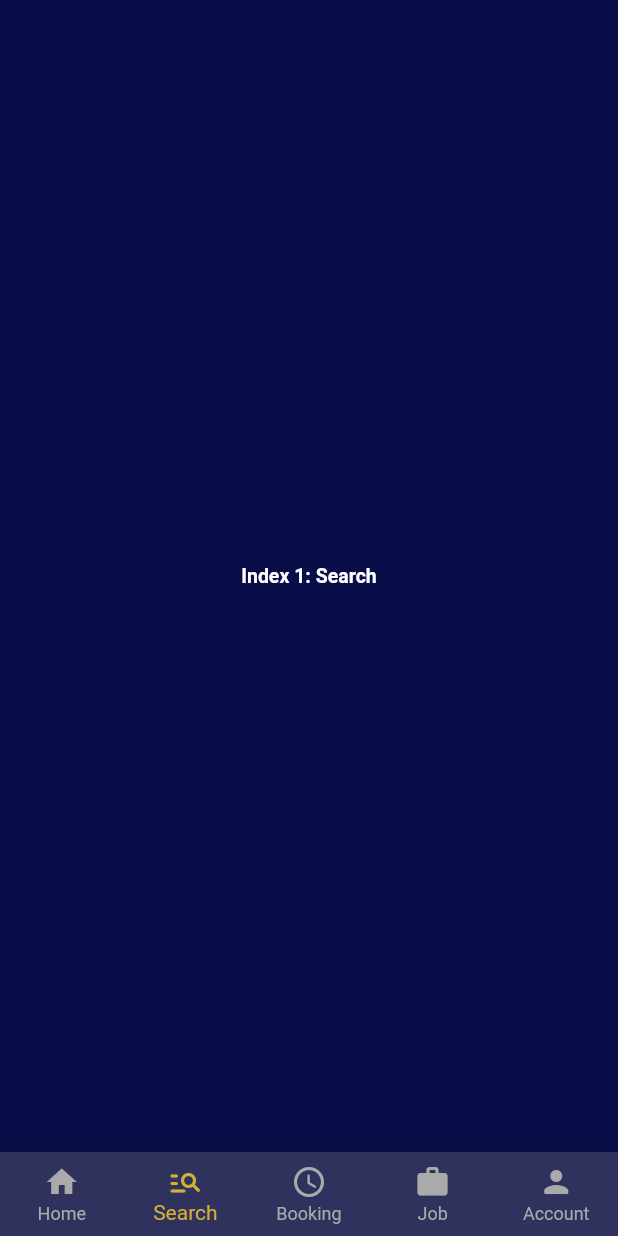
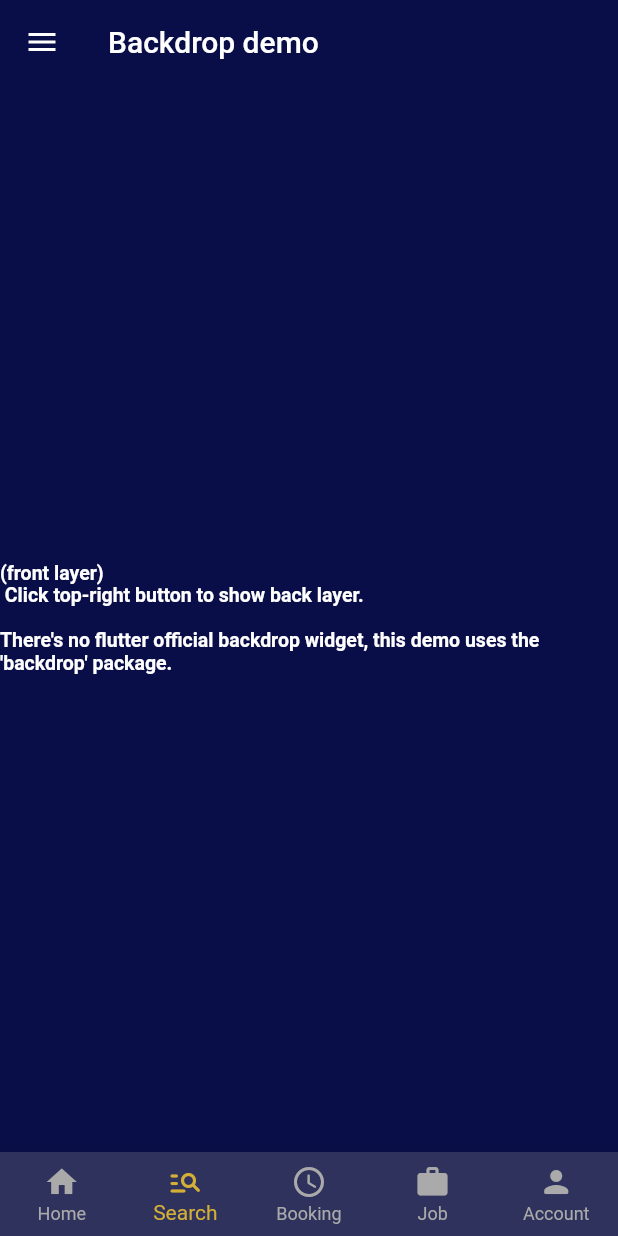
Before and after one commit to OeungChheanghok123/ktv_app, a Flutter app: the screen it shows after launch, item 2 of the bottom bar chosen, on a phone screen of 412 x 824 dp. Run offline on Flutter 3.47's test engine with Material 2 defaults, Android fonts, the phone set to English and light mode, and no system bars; drawn by our look-alikes of backdrop; our stand-ins replace carousel_slider, flutter_rating_bar, flutter_svg, get, qr_flutter; missing offline and left inert: flutter_share.

Commit message:
7-Feb-2023

```diff
--- a/lib/screens/main_screen_view_model.dart
+++ b/lib/screens/main_screen_view_model.dart
@@ -3,6 +3,7 @@ import 'package:get/get.dart';
 import 'package:ktv_app/screens/account/account_screen.dart';
 import 'package:ktv_app/screens/home/home_screen.dart';
 import 'package:ktv_app/screens/job/job_screen.dart';
+import 'package:ktv_app/screens/search/search_screen.dart';
 import 'package:ktv_app/utility/text_style.dart';
 
 class MainScreenViewModel extends GetxController {
@@ -10,12 +11,7 @@ class MainScreenViewModel extends GetxController {
 
   static List<Widget> pageWidgets = [
     HomeScreen(),
-    Center(
-      child: Text(
-        'Index 1: Search',
-        style: AppTextStyle.headline2,
-      ),
-    ),
+    const SearchScreen(),
     Center(
       child: Text(
         'Index 2: Booking',
--- /dev/null
+++ b/lib/screens/search/search_screen.dart
@@ -0,0 +1,32 @@
+import 'package:backdrop/backdrop.dart';
+import 'package:flutter/material.dart';
+import 'package:ktv_app/constants/constants.dart';
+import 'package:ktv_app/utility/text_style.dart';
+
+class SearchScreen extends StatelessWidget {
+  const SearchScreen({super.key});
+
+  @override
+  Widget build(BuildContext context) {
+    return BackdropScaffold(
+      backgroundColor: bgColor,
+      appBar: BackdropAppBar(
+        backgroundColor: bgColor,
+        title: const Text('Backdrop demo'),
+      ),
+      headerHeight: MediaQuery.of(context).size.height - 500,
+      frontLayerBorderRadius: BorderRadius.zero,
+      frontLayerBackgroundColor: bgColor,
+      frontLayer: Center(
+        child: Text(
+          '(front layer) \n Click top-right button to show back layer.\n\n'
+          "There's no flutter official backdrop widget, this demo uses the "
+          "'backdrop' package.",
+          style: AppTextStyle.headline2,
+        ),
+      ),
+      backLayerBackgroundColor: primaryColor,
+      backLayer: const Center(child: Text('(back layer)')),
+    );
+  }
+}
--- a/pubspec.yaml
+++ b/pubspec.yaml
@@ -43,7 +43,7 @@ dependencies:
   qr_flutter: ^4.0.0
   flutter_share: ^2.0.0
   flutter_rating_bar: ^4.0.1
-
+  backdrop: ^0.8.1
 
 dev_dependencies:
   flutter_test:
```
Also changed, not shown: lib/screens/account/account_screen.dart (+27 -143 lines), lib/screens/account/account_screen_view_model.dart (+49 -0 lines), lib/screens/account/components/language/language.dart (+88 -0 lines), pubspec.lock.
